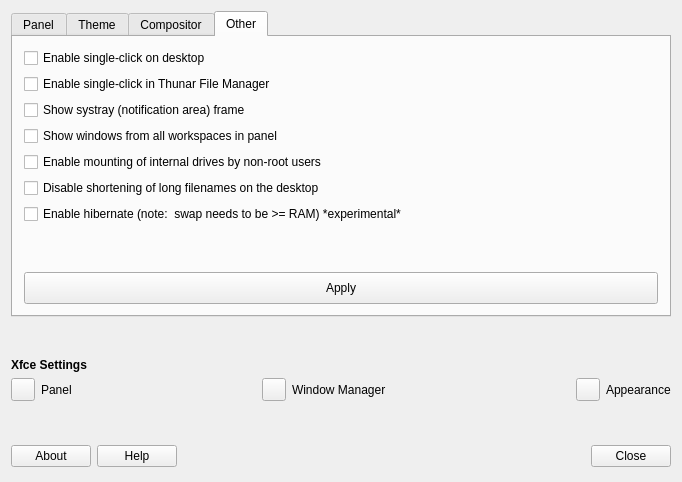
MX-Linux/mx-tweak, file tweak/defaultlook.ui: the form before one commit.
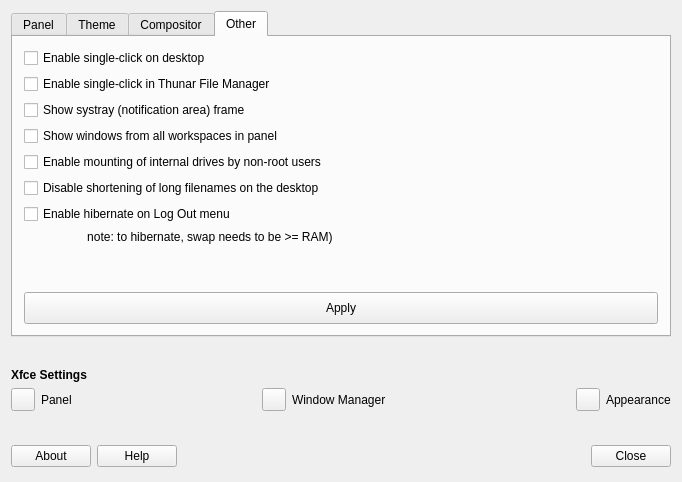
The form after the commit. Icons and pictures are not drawn.

Commit message: minor change to hibernate language

Patch:
```diff
--- a/tweak/defaultlook.ui
+++ b/tweak/defaultlook.ui
@@ -502,7 +502,7 @@
               </property>
              </widget>
             </item>
-            <item row="8" column="0">
+            <item row="9" column="0">
              <widget class="QPushButton" name="ButtonApplyEtc">
               <property name="minimumSize">
                <size>
@@ -519,7 +519,7 @@
               </property>
              </widget>
             </item>
-            <item row="7" column="0">
+            <item row="8" column="0">
              <spacer name="verticalSpacer_6">
               <property name="orientation">
                <enum>Qt::Vertical</enum>
@@ -563,7 +563,14 @@
             <item row="6" column="0">
              <widget class="QCheckBox" name="checkBoxHibernate">
               <property name="text">
-               <string>Enable hibernate (note:  swap needs to be &gt;= RAM) *experimental*</string>
+               <string>Enable hibernate on Log Out menu </string>
+              </property>
+             </widget>
+            </item>
+            <item row="7" column="0">
+             <widget class="QLabel" name="label_10">
+              <property name="text">
+               <string>                   note: to hibernate, swap needs to be &gt;= RAM) </string>
               </property>
              </widget>
             </item>
```
The commit also changes 1 other file.
